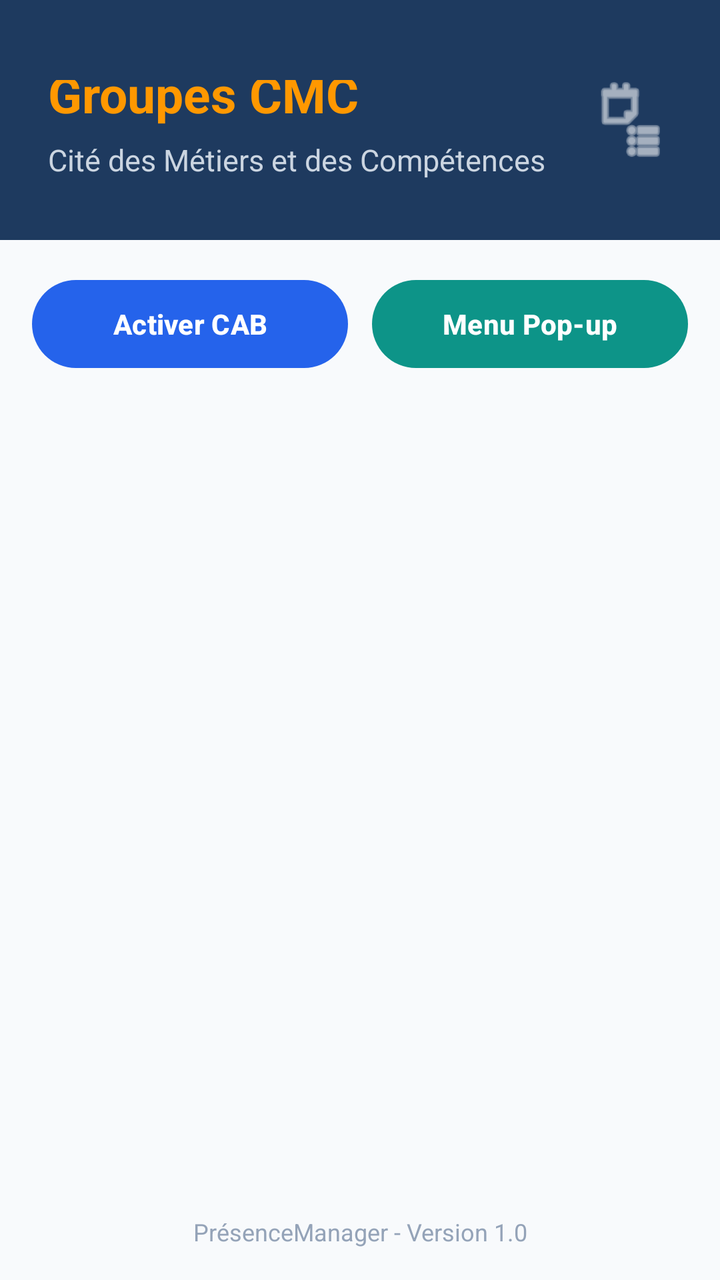
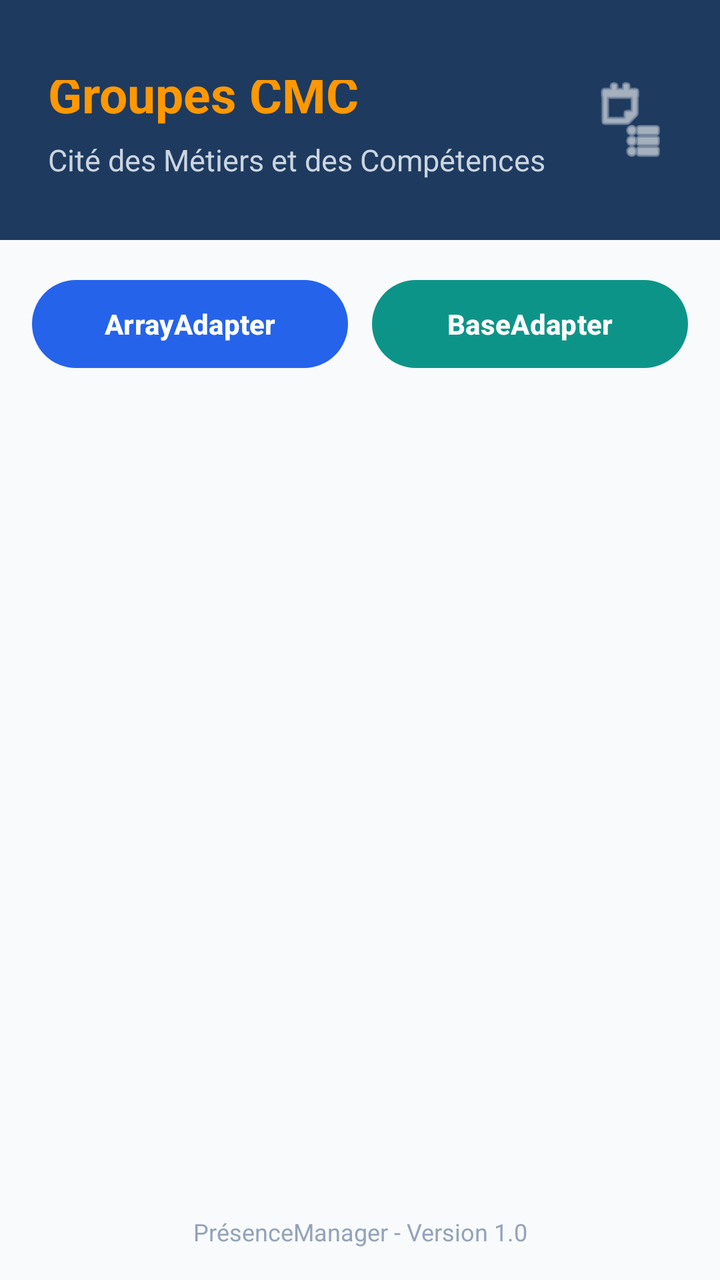

Two renders of the same Android screen: before a commit and after it. Below are the layout's source before the change and the commit's diff.
<!-- AndroidManifest.xml: application theme Theme.PresenceManager -->
<!-- res/layout/activity_groupes.xml -->
<?xml version="1.0" encoding="utf-8"?>
<LinearLayout xmlns:android="http://schemas.android.com/apk/res/android"
    xmlns:app="http://schemas.android.com/apk/res-auto"
    android:id="@+id/layoutGroupes"
    android:layout_width="match_parent"
    android:layout_height="match_parent"
    android:background="#F8FAFC"
    android:orientation="vertical">

    
    <RelativeLayout
        android:id="@+id/layoutHeaderGroupes"
        android:layout_width="match_parent"
        android:layout_height="wrap_content"
        android:minHeight="120dp"
        android:background="#1E3A5F"
        android:paddingStart="24dp"
        android:paddingEnd="24dp"
        android:paddingTop="40dp"
        android:paddingBottom="16dp">

        <LinearLayout
            android:layout_width="wrap_content"
            android:layout_height="wrap_content"
            android:orientation="vertical"
            android:layout_centerVertical="true"
            android:layout_alignParentStart="true"
            android:layout_toStartOf="@id/imgHeaderIconGroupes">

            <TextView
                android:id="@+id/txtTitreGroupes"
                android:layout_width="wrap_content"
                android:layout_height="wrap_content"
                android:text="@string/titre_groupes_cmc"
                android:textSize="25sp"
                android:textStyle="bold"
                android:textColor="#FF9800" />

            <TextView
                android:id="@+id/txtSubtitleGroupes"
                android:layout_width="wrap_content"
                android:layout_height="wrap_content"
                android:layout_marginTop="6dp"
                android:text="@string/subtitre_groupes_cmc"
                android:textSize="15sp"
                android:textColor="#CBD5E1" />
        </LinearLayout>

        <ImageView
            android:id="@+id/imgHeaderIconGroupes"
            android:layout_width="42dp"
            android:layout_height="42dp"
            android:layout_alignParentEnd="true"
            android:layout_centerVertical="true"
            android:src="@android:drawable/ic_menu_agenda"
            android:contentDescription="@string/titre_groupes_cmc"
            app:tint="#FFFFFF" />

    </RelativeLayout>

    
    <LinearLayout
        android:layout_width="match_parent"
        android:layout_height="0dp"
        android:layout_weight="1"
        android:orientation="vertical"
        android:padding="16dp">



        
        <LinearLayout
            android:id="@+id/layoutActionsGroupes"
            android:layout_width="match_parent"
            android:layout_height="wrap_content"
            android:orientation="horizontal"
            android:baselineAligned="false"
            android:layout_marginBottom="16dp">

            <com.google.android.material.button.MaterialButton
                android:id="@+id/btnCabGroupes"
                android:layout_width="0dp"
                android:layout_height="52dp"
                android:layout_weight="1"
                android:layout_marginEnd="6dp"
                android:text="@string/btn_cab"
                android:textColor="#FFFFFF"
                android:textSize="14sp"
                android:textStyle="bold"
                app:cornerRadius="26dp"
                app:backgroundTint="#2563EB" />

            <com.google.android.material.button.MaterialButton
                android:id="@+id/btnPopupGroupes"
                android:layout_width="0dp"
                android:layout_height="52dp"
                android:layout_weight="1"
                android:layout_marginStart="6dp"
                android:text="@string/btn_popup"
                android:textColor="#FFFFFF"
                android:textSize="14sp"
                android:textStyle="bold"
                app:cornerRadius="26dp"
                app:backgroundTint="#0D9488" />
        </LinearLayout>

        
        <ListView
            android:id="@+id/listGroupesCMC"
            android:layout_width="match_parent"
            android:layout_height="match_parent"
            android:divider="@null"
            android:dividerHeight="10dp"
            android:scrollbars="vertical" />

    </LinearLayout>

    
    <TextView
        android:id="@+id/txtFooterGroupes"
        android:layout_width="match_parent"
        android:layout_height="wrap_content"
        android:layout_marginBottom="16dp"
        android:text="@string/footer_dashboard"
        android:textSize="12sp"
        android:textColor="#94A3B8"
        android:gravity="center" />

</LinearLayout>
<!-- resources referenced by this layout -->
<resources>
  <string name="btn_cab">Activer CAB</string>
  <string name="btn_popup">Menu Pop-up</string>
  <string name="footer_dashboard">Pr\u00E9senceManager - Version 1.0</string>
  <string name="subtitre_groupes_cmc">Cit\u00E9 des M\u00E9tiers et des Comp\u00E9tences</string>
  <string name="titre_groupes_cmc">Groupes CMC</string>
  <style name="Theme.PresenceManager" parent="Base.Theme.PresenceManager" />
  <style name="Base.Theme.PresenceManager" parent="Theme.Material3.DayNight.NoActionBar">
          
          <item name="windowActionModeOverlay">true</item>
          <item name="actionModeBackground">@color/navy_blue</item>
      </style>
  <color name="navy_blue">#1E3A5F</color>
</resources>

<!-- the commit's change to res/layout/activity_groupes.xml (unified diff, before → after) -->
@@ -70,7 +70,7 @@
 
         
         <LinearLayout
-            android:id="@+id/layoutActionsGroupes"
+            android:id="@+id/layoutAdaptersGroupes"
             android:layout_width="match_parent"
             android:layout_height="wrap_content"
             android:orientation="horizontal"
@@ -78,12 +78,12 @@
             android:layout_marginBottom="16dp">
 
             <com.google.android.material.button.MaterialButton
-                android:id="@+id/btnCabGroupes"
+                android:id="@+id/btnArrayAdapter"
                 android:layout_width="0dp"
                 android:layout_height="52dp"
                 android:layout_weight="1"
                 android:layout_marginEnd="6dp"
-                android:text="@string/btn_cab"
+                android:text="@string/btn_array_adapter"
                 android:textColor="#FFFFFF"
                 android:textSize="14sp"
                 android:textStyle="bold"
@@ -91,12 +91,12 @@
                 app:backgroundTint="#2563EB" />
 
             <com.google.android.material.button.MaterialButton
-                android:id="@+id/btnPopupGroupes"
+                android:id="@+id/btnBaseAdapter"
                 android:layout_width="0dp"
                 android:layout_height="52dp"
                 android:layout_weight="1"
                 android:layout_marginStart="6dp"
-                android:text="@string/btn_popup"
+                android:text="@string/btn_base_adapter"
                 android:textColor="#FFFFFF"
                 android:textSize="14sp"
                 android:textStyle="bold"
<!-- resource entries referenced after the edit -->
@@ -1,7 +1,7 @@
 <!-- resources referenced by this layout -->
 <resources>
-  <string name="btn_cab">Activer CAB</string>
-  <string name="btn_popup">Menu Pop-up</string>
+  <string name="btn_array_adapter">ArrayAdapter</string>
+  <string name="btn_base_adapter">BaseAdapter</string>
   <string name="footer_dashboard">Pr\u00E9senceManager - Version 1.0</string>
   <string name="subtitre_groupes_cmc">Cit\u00E9 des M\u00E9tiers et des Comp\u00E9tences</string>
   <string name="titre_groupes_cmc">Groupes CMC</string>
